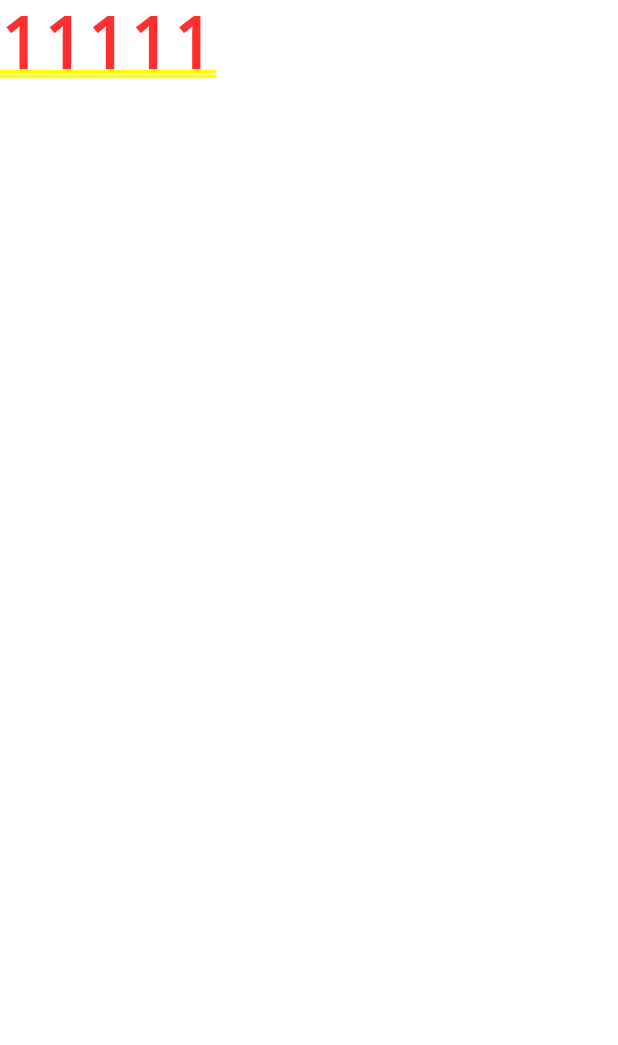
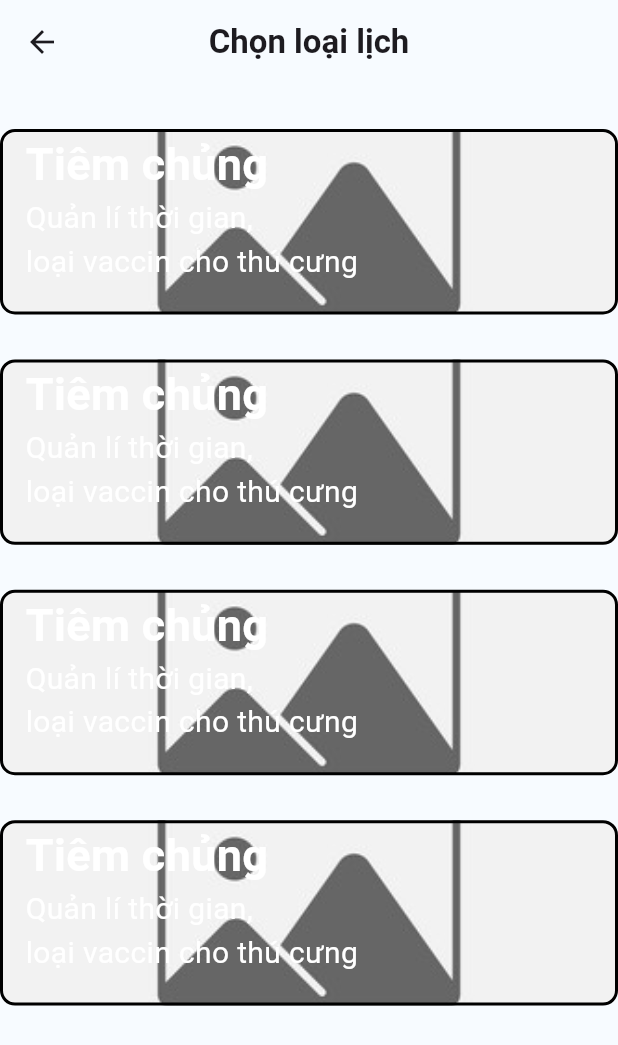
Before and after one commit to DQuyen231/PetCarePal_template, a Flutter app: the screen it shows after launch, on a phone screen of 412 x 824 dp. Shown: the top 1045 px of the screen. Run offline on Flutter 3.47's test engine with Material 3 defaults, Android fonts, the phone set to English and light mode, and no system bars.

Commit message:
add new code

```diff
--- /dev/null
+++ b/lib/booking_type/booking_type.dart
@@ -0,0 +1,50 @@
+
+import 'package:flutter/material.dart';
+import 'package:petcarepal/booking_type/components/booking_container.dart';
+import 'package:petcarepal/booking_type/components/booking_header.dart';
+import 'package:petcarepal/booking_type/models/content.model.dart';
+
+
+class BookingType extends StatelessWidget {
+  BookingType({super.key});
+
+  final content = ['Tiêm chủng', 'Dinh dưỡng', 'Thuốc', 'Da liễu'];
+
+  Content getContent(value) {
+    switch (value) {
+      case 'Tiêm chủng':
+        return Content(title: 'Tiêm chủng', description: 'Quản lí thời gian\n loại vaccin cho thú cưng', image: 'assets/images/default_image.jpg');
+      case 'Dinh dưỡng':
+        return Content(title:'Dinh dưỡng', description: 'Quản lí chế độ dinh dưỡng', image: 'assets/images/default_image.jpg');
+      case 'Thuốc':
+        return Content(title: 'Thuốc', description: 'Quản lí sức khỏe\n loại thuốc chức năng', image: 'assets/images/default_image.jpg');
+      case 'Da liễu':
+        return Content(title: 'Da liễu', description: 'Chăm sóc, spa cho thú cưng', image: 'assets/images/default_image.jpg');
+      default:
+        return Content(title: '', description: '', image: '');
+    }
+  }
+
+
+  @override
+  Widget build(BuildContext context) {
+    return Scaffold(
+      backgroundColor: Color.fromARGB(248,247,251,255),
+      body: Column(
+        children: [
+          BookingHeader(),
+          Expanded(child:
+          ListView.builder(
+            itemCount: content.length,
+            itemBuilder: (context, index) {
+               String item = content[index];
+                Content itemContent = getContent(item);
+                return BookingContainer(title: itemContent.title, description: itemContent.description,);
+              },
+            ),
+          ),
+        ],
+      ),
+    );
+  }
+}
--- /dev/null
+++ b/lib/booking_type/components/booking_container.dart
@@ -0,0 +1,43 @@
+
+
+import 'package:flutter/material.dart';
+
+class BookingContainer extends StatelessWidget {
+  const BookingContainer({super.key, required this.title, required this.description});
+
+  final title;
+  final description;
+
+  @override
+  Widget build(BuildContext context) {
+    double containerWidth = MediaQuery.of(context).size.width * 0.9;
+    double containerHeight = MediaQuery.of(context).size.width * 0.3;
+    return Container(
+      width: containerWidth,
+      height: containerHeight ,
+      margin: EdgeInsets.only(top: 30),
+      decoration: BoxDecoration(
+        border: Border.all(
+          color: Colors.black,
+          width: 2
+        ),
+        borderRadius: BorderRadius.circular(10),
+        image: DecorationImage(
+          image: AssetImage('assets/images/default_image.jpg'),
+          fit: BoxFit.cover
+        )
+      ),
+      child: Container(
+        margin: EdgeInsets.only(left: 15),
+        child: Column(
+          mainAxisAlignment: MainAxisAlignment.start,
+          crossAxisAlignment: CrossAxisAlignment.start,
+          children: [
+            Text('Tiêm chủng', style: TextStyle(color: Colors.white, fontSize: 30, fontWeight: FontWeight.bold),),
+            Text('Quản lí thời gian,\nloại vaccin cho thú cưng',style: TextStyle(color:   Colors.white, fontSize: 20),),
+          ],
+        ),
+      ),
+    );
+  }
+}
--- /dev/null
+++ b/lib/booking_type/components/booking_header.dart
@@ -0,0 +1,23 @@
+
+import 'package:flutter/material.dart';
+
+class BookingHeader extends StatelessWidget {
+  const BookingHeader({super.key});
+
+  @override
+  Widget build(BuildContext context) {
+    return AppBar(
+      backgroundColor: Color.fromARGB(248,247,251,255),
+      title: const Text('Chọn loại lịch', style: TextStyle(fontWeight: FontWeight.bold)),
+      centerTitle: true,
+      leading: IconButton(
+        icon: Icon(Icons.arrow_back),
+        onPressed: () {
+          // Handle back button press
+          Navigator.of(context).pop();
+        },
+      ),
+      elevation: 0, // Set elevation to 0 to remove the bottom line
+    );
+  }
+}
--- /dev/null
+++ b/lib/booking_type/models/content.model.dart
@@ -0,0 +1,13 @@
+
+class Content {
+  final String title;
+  final String description;
+  final String image;
+
+  Content({
+    required this.title,
+    required this.description,
+    required this.image,
+  });
+
+}
--- a/lib/main.dart
+++ b/lib/main.dart
@@ -1,4 +1,7 @@
 import 'package:flutter/material.dart';
+import 'package:petcarepal/booking_type/booking_type.dart';
+import 'package:petcarepal/personal_pet/my_pet.dart';
+
 
 void main() {
   runApp(const MyApp());
@@ -12,13 +15,13 @@ class MyApp extends StatelessWidget {
   Widget build(BuildContext context) {
     return MaterialApp(
       title: 'Flutter Demo',
-      theme: ThemeData(
+      // theme: ThemeData(
 
-        colorScheme: ColorScheme.fromSeed(seedColor: Colors.deepPurple),
-        useMaterial3: true,
-      ),
+      //   colorScheme: ColorScheme.fromSeed(seedColor: Colors.deepPurple),
+      //   useMaterial3: true,
+      // ),
       debugShowCheckedModeBanner: false,
-      home: const Text('11111'),
+      home: BookingType(),
     );
   }
 }
```
Also changed, not shown: lib/personal_pet/components/add_pet.dart (added, +31 -0 lines), lib/personal_pet/components/header.dart (added, +22 -0 lines), lib/personal_pet/components/pet_container.dart (added, +67 -0 lines), lib/personal_pet/my_pet.dart (added, +26 -0 lines), pubspec.yaml (+4 -3 lines), assets/images/default_image.jpg (added).
